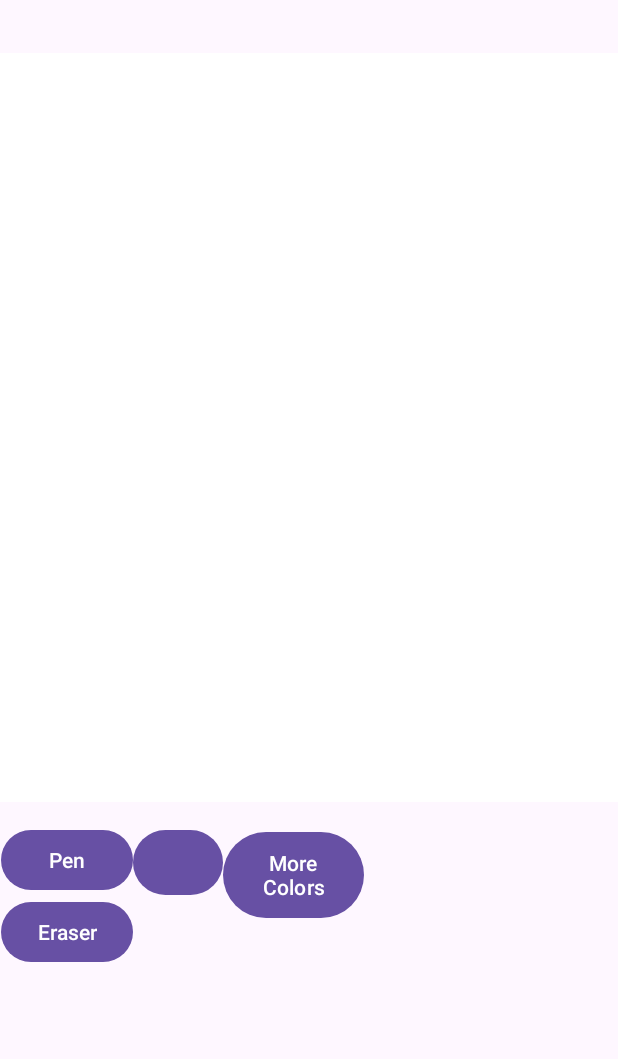
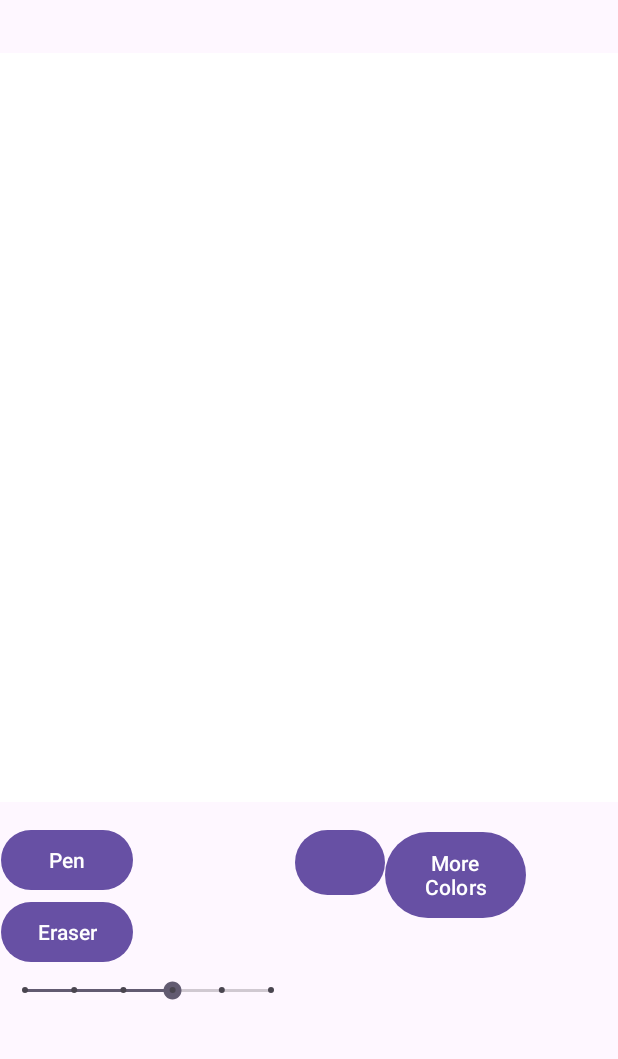
Before and after one commit to CS4530-S024/android-drawing-project-movie-theater-popcorn, an Android app: the fragment DrawingFragment placed in its activity, on a phone screen of 412 x 824 dp, the part 164-1223 px from its top. Run offline under Robolectric (Android 15) with nearby library versions, the phone set to English and light mode, and no system bars.

Commit message:
Added slider to drawing view

```diff
--- a/DrawingApp/app/src/main/java/com/example/drawingapp/DrawingFragment.kt
+++ b/DrawingApp/app/src/main/java/com/example/drawingapp/DrawingFragment.kt
@@ -39,7 +39,7 @@ class DrawingFragment : Fragment()
                 val height = paint.measuredHeight
                 paint.init(height, width)
             }
-        })
+      })
 
 
         // Inflate the layout for this fragment
--- a/DrawingApp/app/src/main/res/layout/fragment_drawing.xml
+++ b/DrawingApp/app/src/main/res/layout/fragment_drawing.xml
@@ -60,7 +60,7 @@
         app:layout_constraintTop_toBottomOf="@+id/linearLayout">
 
         <LinearLayout
-            android:layout_width="wrap_content"
+            android:layout_width="196dp"
             android:layout_height="match_parent"
             android:orientation="vertical">
 
@@ -75,6 +75,14 @@
                 android:layout_width="wrap_content"
                 android:layout_height="wrap_content"
                 android:text="Eraser" />
+
+            <SeekBar
+                android:id="@+id/penSizeSlider"
+                style="@style/Widget.AppCompat.SeekBar.Discrete"
+                android:layout_width="match_parent"
+                android:layout_height="30dp"
+                android:max="5"
+                android:progress="3" />
         </LinearLayout>
 
         <Button
```
